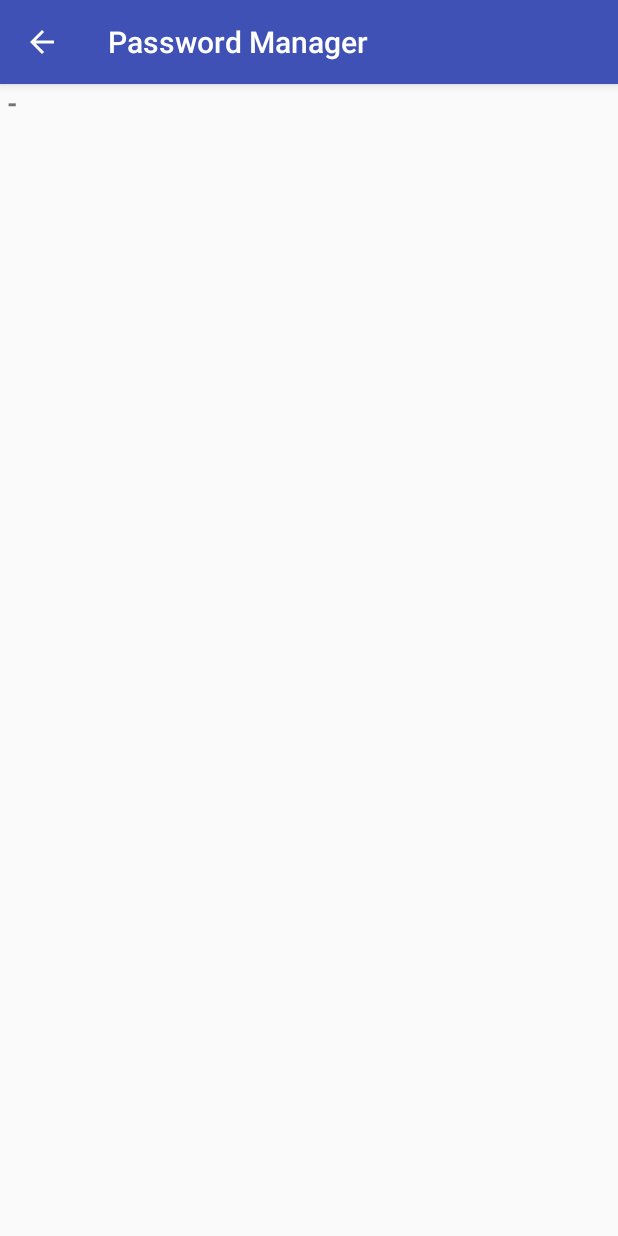
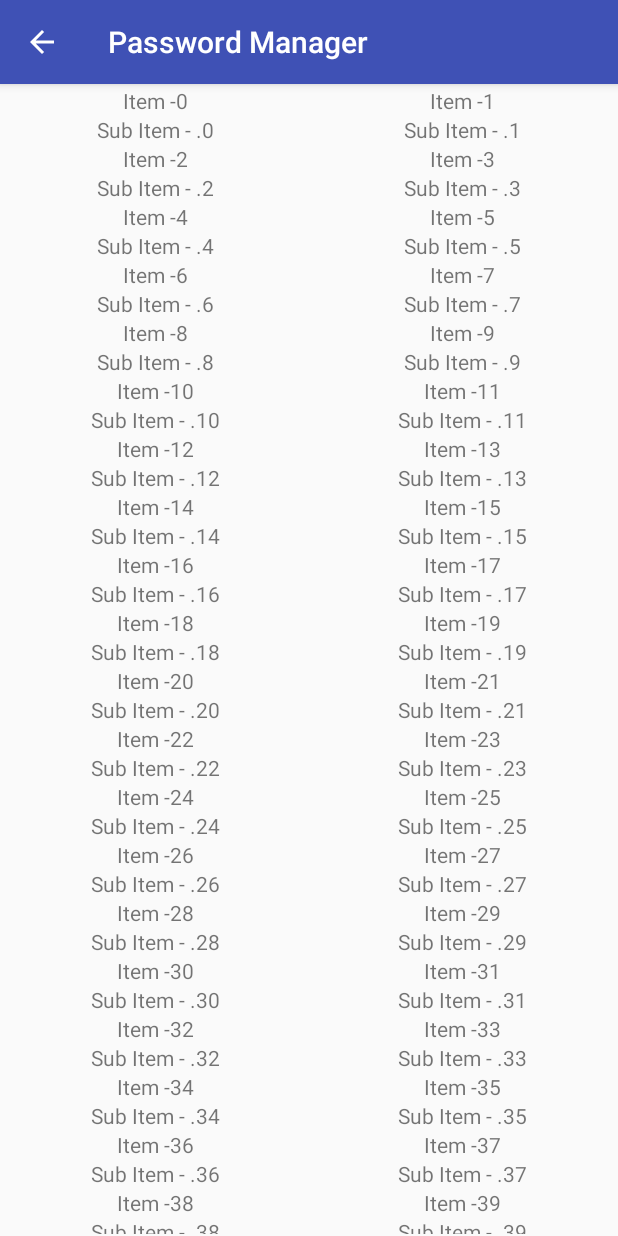
Before and after one commit to PrasunPK/password_manager, an Android app: the screen it shows after launch (DisplayMessageActivity), after a tap on "SUBMIT", on a phone screen of 412 x 824 dp. Run offline under Robolectric (Android 15) with nearby library versions, the phone set to English and light mode, and no system bars; our stand-ins replace Room's generated code.

Commit message:
Understanding Room Persistence Library

```diff
--- a/app/build.gradle
+++ b/app/build.gradle
@@ -26,7 +26,10 @@ dependencies {
     implementation fileTree(dir: 'libs', include: ['*.jar'])
     implementation"org.jetbrains.kotlin:kotlin-stdlib-jre7:$kotlin_version"
     implementation 'com.android.support:appcompat-v7:26.1.0'
+    implementation 'com.android.support:recyclerview-v7:26.1.0'
     testImplementation 'junit:junit:4.12'
     androidTestImplementation 'com.android.support.test:runner:1.0.1'
     androidTestImplementation 'com.android.support.test.espresso:espresso-core:3.0.1'
+    compile 'android.arch.persistence.room:runtime:1.0.0'
+    annotationProcessor 'android.arch.persistence.room:compiler:1.0.0'
 }
--- a/app/src/main/AndroidManifest.xml
+++ b/app/src/main/AndroidManifest.xml
@@ -2,6 +2,7 @@
     package="me.opens.password_manager">
 
     <application
+        android:name=".App"
         android:allowBackup="true"
         android:icon="@mipmap/ic_launcher"
         android:label="@string/app_name"
@@ -9,7 +10,7 @@
         android:supportsRtl="true"
         android:theme="@style/AppTheme">
 
-        <activity android:name=".MainActivity"
+        <activity android:name=".activities.MainActivity"
             android:label="@string/app_name">
             <intent-filter>
                 <action android:name="android.intent.action.MAIN" />
@@ -17,12 +18,12 @@
             </intent-filter>
         </activity>
 
-        <activity android:name=".DisplayMessageActivity"
-            android:parentActivityName=".MainActivity" >
+        <activity android:name=".activities.DisplayMessageActivity"
+            android:parentActivityName=".activities.MainActivity" >
             <!-- The meta-data tag is required if you support API level 15 and lower -->
             <meta-data
                 android:name="android.support.PARENT_ACTIVITY"
-                android:value=".MainActivity" />
+                android:value=".activities.MainActivity" />
         </activity>
     </application>
 
--- /dev/null
+++ b/app/src/main/java/me/opens/password_manager/App.java
@@ -0,0 +1,32 @@
+package me.opens.password_manager;
+
+import android.app.Application;
+import android.arch.persistence.room.Room;
+
+import me.opens.password_manager.storage.MyDatabase;
+
+public class App extends Application {
+
+    public static App INSTANCE;
+    private static final String DATABASE_NAME = "MyDatabase";
+
+    private MyDatabase database;
+
+    public static App get() {
+        return INSTANCE;
+    }
+
+    @Override
+    public void onCreate() {
+        super.onCreate();
+        database = Room.databaseBuilder(getApplicationContext(),
+                MyDatabase.class, DATABASE_NAME)
+                .build();
+
+        INSTANCE = this;
+    }
+
+    public MyDatabase getDB() {
+        return database;
+    }
+}
--- a/app/src/main/java/me/opens/password_manager/DisplayMessageActivity.java
+++ /dev/null
@@ -1,21 +0,0 @@
-package me.opens.password_manager;
-
-import android.content.Intent;
-import android.os.Bundle;
-import android.support.v7.app.AppCompatActivity;
-import android.widget.TextView;
-
-public class DisplayMessageActivity extends AppCompatActivity{
-    protected void onCreate(Bundle savedInstanceState) {
-        super.onCreate(savedInstanceState);
-        setContentView(R.layout.activity_display_message);
-
-        // Get the Intent that started this activity and extract the string
-        Intent intent = getIntent();
-        String message = intent.getStringExtra(MainActivity.EXTRA_MESSAGE);
-
-        // Capture the layout's TextView and set the string as its text
-        TextView textView = findViewById(R.id.textView);
-        textView.setText(message);
-    }
-}
--- /dev/null
+++ b/app/src/main/java/me/opens/password_manager/activities/DisplayMessageActivity.java
@@ -0,0 +1,61 @@
+package me.opens.password_manager.activities;
+
+import android.os.Bundle;
+import android.support.v7.app.AppCompatActivity;
+import android.support.v7.widget.RecyclerView;
+
+import java.util.ArrayList;
+import java.util.List;
+
+import me.opens.password_manager.App;
+import me.opens.password_manager.R;
+import me.opens.password_manager.adapters.PersonAdapter;
+import me.opens.password_manager.entity.Person;
+
+public class DisplayMessageActivity extends AppCompatActivity {
+
+    private RecyclerView recycleView;
+
+    @Override
+    protected void onCreate(Bundle savedInstanceState) {
+        super.onCreate(savedInstanceState);
+        setContentView(R.layout.activity_display_message);
+
+        recycleView = (RecyclerView) findViewById(R.id.recycler_view);
+
+        new Thread(new Runnable() {
+            @Override
+            public void run() {
+                List<Person> all = App.get().getDB().productDao().getAll();
+                if (all.isEmpty()) {
+                    retrieveAll();
+                } else {
+                    populateAll(all);
+                }
+            }
+        }).start();
+    }
+
+    private void retrieveAll() {
+        ArrayList<Person> list = new ArrayList<>();
+        for (int i = 0; i < 100; i++) {
+            Person person = new Person();
+            person.setName(String.valueOf("Item -" + i));
+            person.setAge(String.valueOf("Sub Item - ." + i));
+            list.add(person);
+        }
+
+        App.get().getDB().productDao().insertAll(list);
+
+        populateAll(list);
+    }
+
+    private void populateAll(final List<Person> list) {
+        runOnUiThread(new Runnable() {
+            @Override
+            public void run() {
+                recycleView.setAdapter(new PersonAdapter(list));
+            }
+        });
+    }
+}
--- a/app/src/main/java/me/opens/password_manager/MainActivity.java
+++ b/app/src/main/java/me/opens/password_manager/activities/MainActivity.java
@@ -1,10 +1,12 @@
-package me.opens.password_manager;
+package me.opens.password_manager.activities;
 
 import android.content.Intent;
 import android.os.Bundle;
 import android.support.v7.app.AppCompatActivity;
 import android.view.View;
 import android.widget.EditText;
+
+import me.opens.password_manager.R;
 
 public class MainActivity extends AppCompatActivity {
 
@@ -16,13 +18,10 @@ public class MainActivity extends AppCompatActivity {
         setContentView(R.layout.activity_main);
     }
 
-    /**
-     * Called when the user taps the Send button
-     */
     public void sendMessage(View view) {
         Intent intent = new Intent(this, DisplayMessageActivity.class);
-        EditText key = (EditText) findViewById(R.id.key);
-        EditText value = (EditText) findViewById(R.id.value);
+        EditText key = findViewById(R.id.key);
+        EditText value = findViewById(R.id.value);
 
         String messageKey = key.getText().toString();
         String messageValue = value.getText().toString();
--- /dev/null
+++ b/app/src/main/java/me/opens/password_manager/adapters/PersonAdapter.java
@@ -0,0 +1,54 @@
+package me.opens.password_manager.adapters;
+
+import android.support.v7.widget.RecyclerView;
+import android.view.LayoutInflater;
+import android.view.View;
+import android.view.ViewGroup;
+import android.widget.TextView;
+
+import java.util.List;
+
+import me.opens.password_manager.R;
+import me.opens.password_manager.entity.Person;
+
+public class PersonAdapter extends RecyclerView.Adapter<PersonAdapter.PersonViewHolder> {
+    private List<Person> list;
+
+    public PersonAdapter(List<Person> list) {
+        this.list = list;
+    }
+
+    @Override
+    public PersonViewHolder onCreateViewHolder(ViewGroup parent, int viewType) {
+        View view = LayoutInflater.from(parent.getContext())
+                .inflate(R.layout.view_list_item, parent, false);
+        return new PersonViewHolder(view);
+    }
+
+    @Override
+    public void onBindViewHolder(PersonViewHolder holder, int position) {
+        holder.bind(list.get(position));
+    }
+
+    @Override
+    public int getItemCount() {
+        return list.size();
+    }
+
+    static public class PersonViewHolder extends RecyclerView.ViewHolder {
+
+        private TextView nameTextView;
+        private TextView ageTextView;
+
+        public PersonViewHolder(View itemView) {
+            super(itemView);
+            nameTextView = itemView.findViewById(R.id.person_name);
+            ageTextView = itemView.findViewById(R.id.person_age);
+        }
+
+        public void bind(Person person) {
+            nameTextView.setText(person.getName());
+            ageTextView.setText(person.getAge());
+        }
+    }
+}
--- /dev/null
+++ b/app/src/main/java/me/opens/password_manager/dao/PersonDao.java
@@ -0,0 +1,19 @@
+package me.opens.password_manager.dao;
+
+import android.arch.persistence.room.Dao;
+import android.arch.persistence.room.Insert;
+import android.arch.persistence.room.Query;
+
+import java.util.List;
+
+import me.opens.password_manager.entity.Person;
+
+@Dao
+public interface PersonDao {
+
+    @Query("SELECT * FROM person")
+    List<Person> getAll();
+
+    @Insert
+    void insertAll(List<Person> people);
+}
--- /dev/null
+++ b/app/src/main/java/me/opens/password_manager/entity/Person.java
@@ -0,0 +1,43 @@
+package me.opens.password_manager.entity;
+
+import android.arch.persistence.room.ColumnInfo;
+import android.arch.persistence.room.Entity;
+import android.arch.persistence.room.PrimaryKey;
+
+@Entity
+public class Person {
+
+    @PrimaryKey(autoGenerate = true)
+    private int uid;
+
+    @ColumnInfo(name = "name")
+    private String name;
+
+    @ColumnInfo(name = "age")
+    private String age;
+
+    public int getUid() {
+        return uid;
+    }
+
+    public String getName() {
+        return name;
+    }
+
+    public String getAge() {
+        return age;
+    }
+
+
+    public void setName(String name) {
+        this.name = name;
+    }
+
+    public void setAge(String age) {
+        this.age = age;
+    }
+
+    public void setUid(int uid) {
+        this.uid = uid;
+    }
+}
--- /dev/null
+++ b/app/src/main/java/me/opens/password_manager/storage/MyDatabase.java
@@ -0,0 +1,12 @@
+package me.opens.password_manager.storage;
+
+import android.arch.persistence.room.Database;
+import android.arch.persistence.room.RoomDatabase;
+
+import me.opens.password_manager.dao.PersonDao;
+import me.opens.password_manager.entity.Person;
+
+@Database(entities = {Person.class}, version = 1)
+public abstract class MyDatabase extends RoomDatabase {
+    public abstract PersonDao productDao();
+}
--- a/app/src/main/res/layout/activity_display_message.xml
+++ b/app/src/main/res/layout/activity_display_message.xml
@@ -1,15 +1,16 @@
 <?xml version="1.0" encoding="utf-8"?>
 <LinearLayout xmlns:android="http://schemas.android.com/apk/res/android"
     android:layout_width="match_parent"
-    android:layout_height="match_parent">
+    android:layout_height="match_parent"
+    xmlns:tools="http://schemas.android.com/tools"
+    xmlns:app="http://schemas.android.com/apk/res-auto">
 
-
-    <TextView
-        android:id="@+id/textView"
+    <android.support.v7.widget.RecyclerView
+        android:id="@+id/recycler_view"
         android:layout_width="match_parent"
         android:layout_height="wrap_content"
-        android:layout_weight="1"
-        android:text="TextView"
-        android:textSize="18sp"
-        android:textStyle="bold" />
+        android:padding="1dp"
+        app:layoutManager="GridLayoutManager"
+        app:spanCount="2"
+        tools:listitem="@layout/view_list_item" />
 </LinearLayout>
--- /dev/null
+++ b/app/src/main/res/layout/view_list_item.xml
@@ -0,0 +1,19 @@
+<?xml version="1.0" encoding="utf-8"?>
+<LinearLayout xmlns:android="http://schemas.android.com/apk/res/android"
+    android:orientation="vertical"
+    android:layout_width="match_parent"
+    android:layout_height="wrap_content">
+
+    <TextView
+        android:id="@+id/person_name"
+        android:layout_width="match_parent"
+        android:layout_height="wrap_content"
+        android:gravity="center" />
+
+    <TextView
+        android:id="@+id/person_age"
+        android:layout_width="match_parent"
+        android:layout_height="wrap_content"
+        android:gravity="center" />
+
+</LinearLayout>
```
